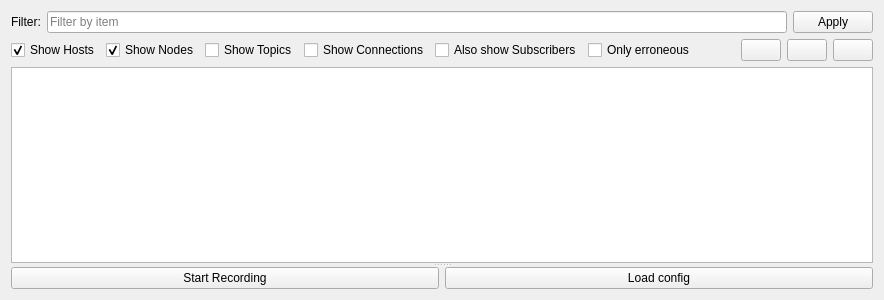
Qt form rqt_arni_gui_detail/resources/TreeWidget.ui (ROS-PSE/arni) before a commit.
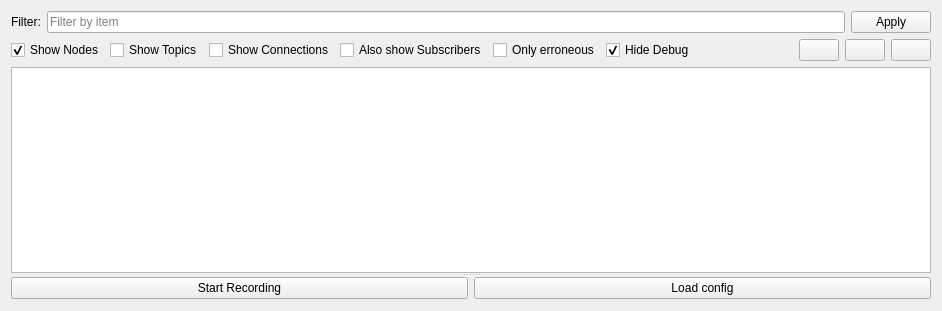
The same form after that commit. Icons and pictures are not drawn.

Commit message: removed show hosts and added hide_debug button

```diff
--- a/rqt_arni_gui_detail/resources/TreeWidget.ui
+++ b/rqt_arni_gui_detail/resources/TreeWidget.ui
@@ -6,8 +6,8 @@
    <rect>
     <x>0</x>
     <y>0</y>
-    <width>828</width>
-    <height>300</height>
+    <width>942</width>
+    <height>311</height>
    </rect>
   </property>
   <property name="windowTitle">
@@ -57,16 +57,6 @@
        </item>
        <item>
         <layout class="QHBoxLayout" name="horizontal_layout">
-         <item>
-          <widget class="QCheckBox" name="show_hosts_check_box">
-           <property name="text">
-            <string>Show Hosts</string>
-           </property>
-           <property name="checked">
-            <bool>true</bool>
-           </property>
-          </widget>
-         </item>
          <item>
           <widget class="QCheckBox" name="show_nodes_check_box">
            <property name="text">
@@ -105,6 +95,19 @@
            </property>
           </widget>
          </item>
+         <item>
+          <widget class="QCheckBox" name="hide_debug_check_box">
+           <property name="enabled">
+            <bool>true</bool>
+           </property>
+           <property name="text">
+            <string>Hide Debug</string>
+           </property>
+           <property name="checked">
+            <bool>true</bool>
+           </property>
+          </widget>
+         </item>
          <item>
           <spacer name="horizontalSpacer">
            <property name="orientation">
@@ -158,7 +161,7 @@
        </item>
       </layout>
      </widget>
-     <widget class="QWidget" name="">
+     <widget class="QWidget" name="layoutWidget">
       <layout class="QHBoxLayout" name="horizontalLayout">
        <item>
         <widget class="QPushButton" name="recording_push_button">
```
The commit also changes 6 other files.
